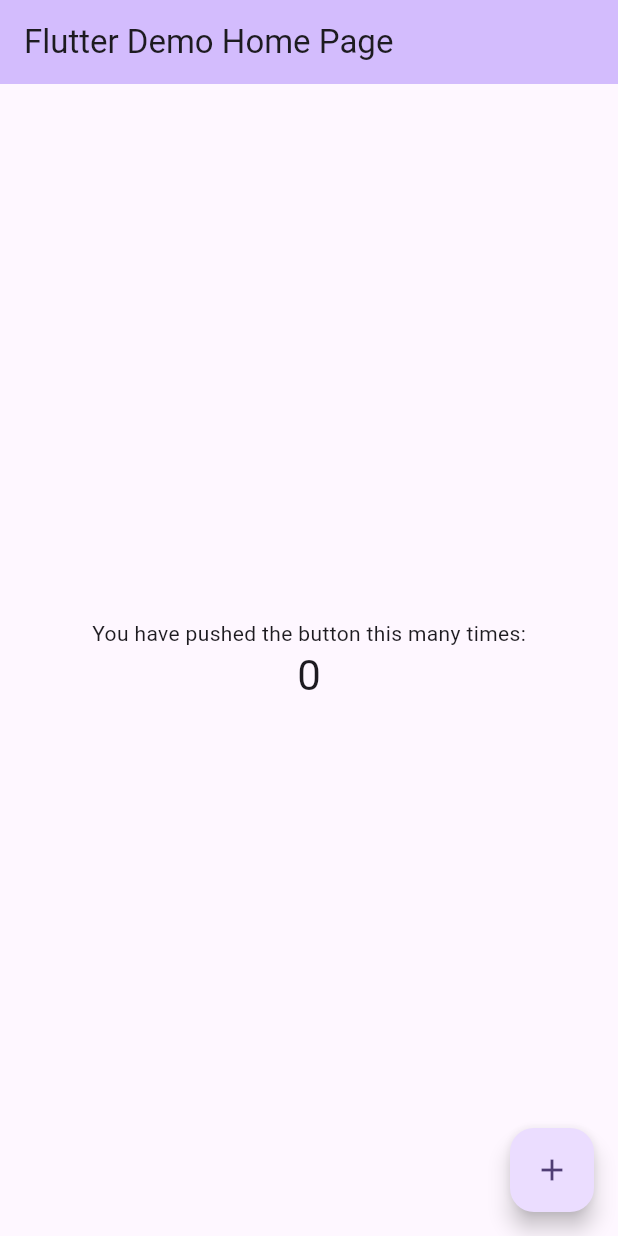
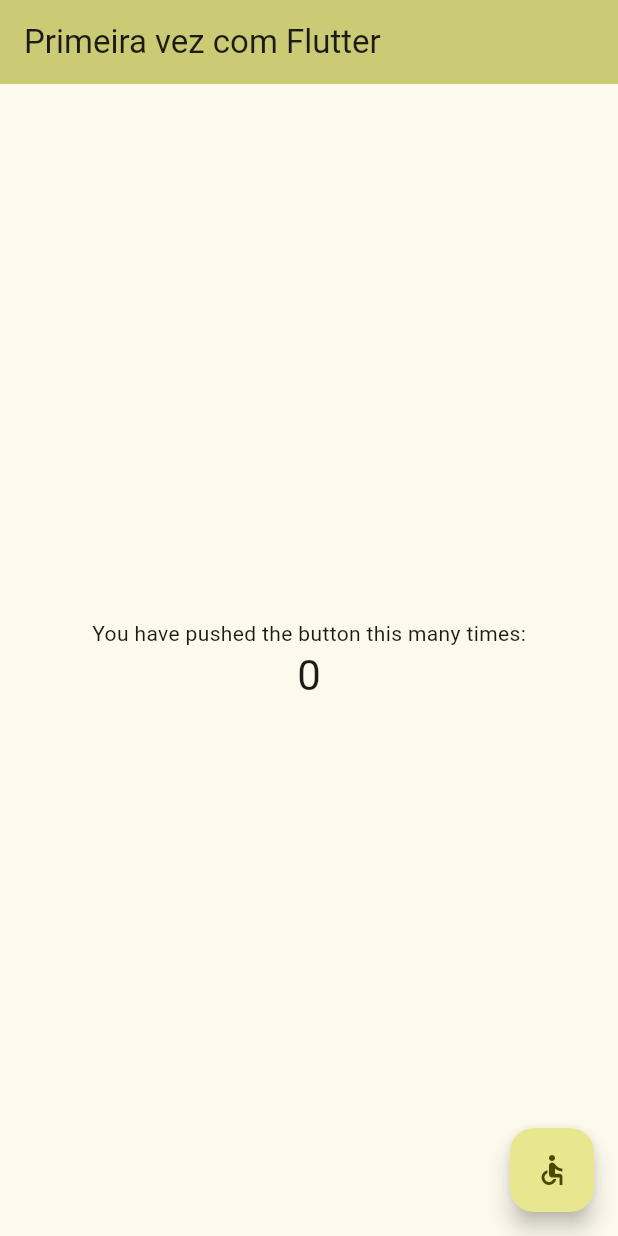
Before and after one commit to MykeWill/flutter_learning, a Flutter app: the screen it shows after launch, on a phone screen of 412 x 824 dp. Run offline on Flutter 3.47's test engine with Material 3 defaults, Android fonts, the phone set to English and light mode, and no system bars.

Commit message:
comite do mykaao

```diff
--- a/lib/main.dart
+++ b/lib/main.dart
@@ -28,10 +28,10 @@ class MyApp extends StatelessWidget {
         //
         // This works for code too, not just values: Most code changes can be
         // tested with just a hot reload.
-        colorScheme: ColorScheme.fromSeed(seedColor: Colors.deepPurple),
+        colorScheme: ColorScheme.fromSeed(seedColor: Colors.yellowAccent),
         useMaterial3: true,
       ),
-      home: const MyHomePage(title: 'Flutter Demo Home Page'),
+      home: const MyHomePage(title: 'Primeira vez com Flutter'),
     );
   }
 }
@@ -118,7 +118,7 @@ class _MyHomePageState extends State<MyHomePage> {
       floatingActionButton: FloatingActionButton(
         onPressed: _incrementCounter,
         tooltip: 'Increment',
-        child: const Icon(Icons.add),
+        child: const Icon(Icons.accessible),
       ), // This trailing comma makes auto-formatting nicer for build methods.
     );
   }
```
